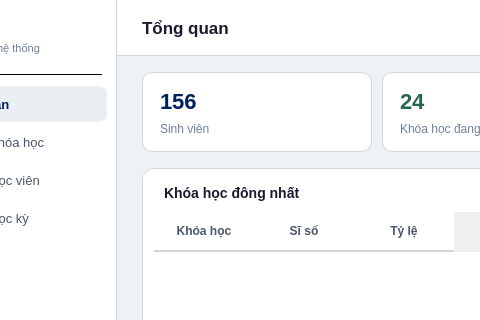
The window that frontend/ui/admin_dashboard.ui (abcxyzawe/BaiTapLonPy) describes before a commit, drawn with Qt 5; both pictures show x 113 to 593 and y 0 to 320 of the 1100 by 700 pixel window.
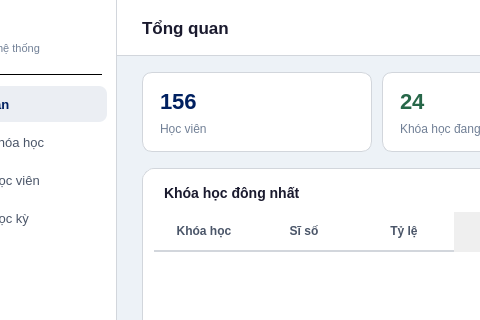
The same window after the commit.

Diff of the .ui file:
```diff
--- a/frontend/ui/admin_dashboard.ui
+++ b/frontend/ui/admin_dashboard.ui
@@ -177,7 +177,7 @@
     <widget class="QLabel" name="lblStat1Label">
      <property name="geometry"><rect><x>18</x><y>48</y><width>160</width><height>18</height></rect></property>
      <property name="styleSheet"><string notr="true">color: #718096; font-size: 12px; background: transparent;</string></property>
-     <property name="text"><string>Sinh viên</string></property>
+     <property name="text"><string>Học viên</string></property>
     </widget>
    </widget>
 
```
